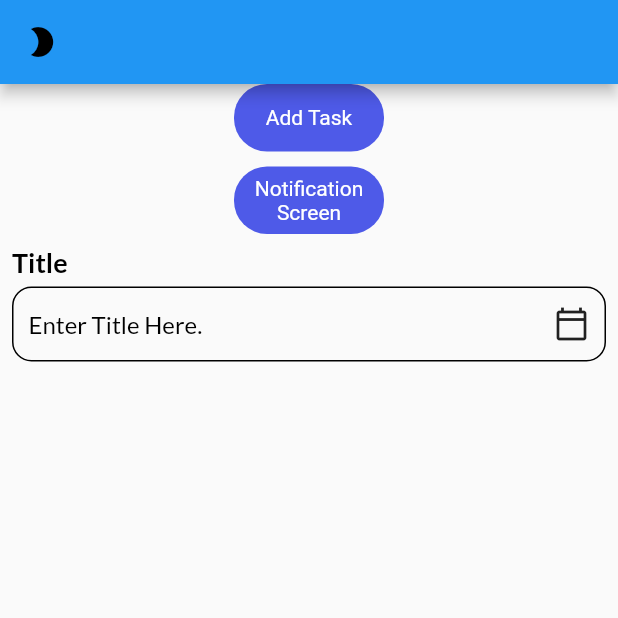
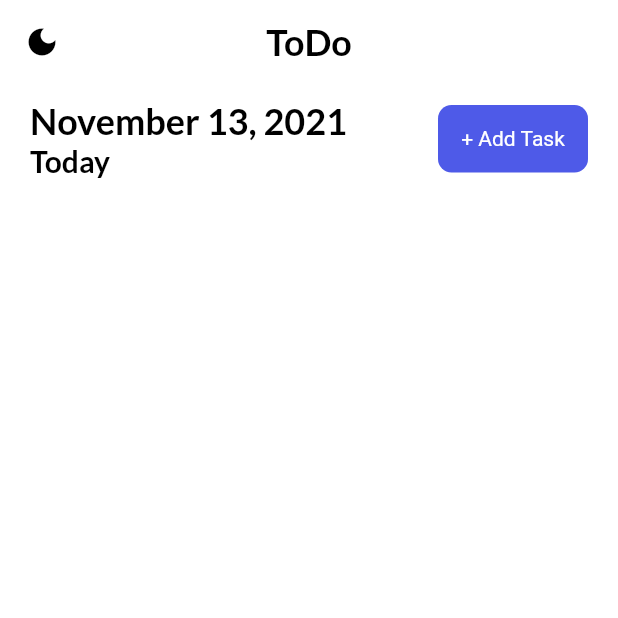
Before and after one commit to AbdArrahmanD/my_todo, a Flutter app: the screen it shows after launch, on a phone screen of 412 x 824 dp, the top half of it. Run offline on Flutter 3.47's test engine with Material 2 defaults, Android fonts, the phone set to English and light mode, and no system bars; our stand-ins replace get, get_storage, google_fonts.

Commit message:
finish taskBar design in Home Screen

```diff
--- a/lib/main.dart
+++ b/lib/main.dart
@@ -26,14 +26,15 @@ class MyApp extends StatelessWidget {
     );
   }
 
-  AppBar appBar(int n, {String? title}) => AppBar(
+  AppBar appBar(BuildContext context, int n, {String? title}) => AppBar(
+        centerTitle: true,
+        elevation: 0,
+        backgroundColor: Theme.of(context).backgroundColor,
         leading: IconButton(
           icon: n == 0
               ? Obx(
                   () => Icon(
-                    controller.theme.value == ThemeMode.dark
-                        ? Icons.wb_sunny_outlined
-                        : Icons.mode_night,
+                    Icons.dark_mode,
                     color: controller.theme.value == ThemeMode.dark
                         ? Colors.white
                         : Colors.black,
--- a/lib/views/pages/add_task_screen.dart
+++ b/lib/views/pages/add_task_screen.dart
@@ -39,7 +39,7 @@ class _AddTaskScreenState extends State<AddTaskScreen> {
   @override
   Widget build(BuildContext context) {
     return Scaffold(
-      appBar: MyApp().appBar(0, title: 'Add Task'),
+      appBar: MyApp().appBar(context, 1, title: 'Add Task'),
       body: SafeArea(
         child: Container(
           padding: const EdgeInsets.symmetric(
--- a/lib/views/pages/home_screen.dart
+++ b/lib/views/pages/home_screen.dart
@@ -1,11 +1,11 @@
 import 'package:flutter/material.dart';
 import 'package:get/get.dart';
+import 'package:intl/intl.dart';
+import 'package:my_todo/views/pages/add_task_screen.dart';
 
 import '../../main.dart';
+import '../../models/themes.dart';
 import '../widgets/button.dart';
-import '../widgets/input_field.dart';
-import 'add_task_screen.dart';
-import 'notification_screen.dart';
 
 class HomeScreen extends StatelessWidget {
   const HomeScreen({Key? key}) : super(key: key);
@@ -13,34 +13,41 @@ class HomeScreen extends StatelessWidget {
   @override
   Widget build(BuildContext context) {
     return Scaffold(
-      appBar: MyApp().appBar(0),
-      body: Center(
+      backgroundColor: Theme.of(context).backgroundColor,
+      appBar: MyApp().appBar(context, 0, title: 'ToDo'),
+      body: Container(
+        margin: const EdgeInsets.symmetric(horizontal: 20, vertical: 10),
         child: Column(
           children: [
-            MyButton(
-              label: 'Add Task',
-              onTap: () {
-                Get.to(() => const AddTaskScreen());
-              },
-            ),
-            const SizedBox(height: 10),
-            MyButton(
-              label: 'Notification Screen',
-              onTap: () {
-                Get.to(() => const NotificationScreen(
-                      payLoad:
-                          'Title |Deserunt tempor velit cupidatat nisi do anim elit proident reprehenderit. Enim id do eu eiusmod magna ut magna eiusmod quis reprehenderit pariatur et ea. Eiusmod cillum culpa qui est. Commodo veniam nulla ipsum incididunt eu consectetur. Reprehenderit esse ullamco deserunt duis Lorem non nostrud laborum sit ex adipisicing aliqua. Fugiat nulla pariatur Lorem reprehenderit est in dolore anim officia nulla ad sint nulla sit. Sit tempor est quis qui dolore eu incididunt ex.|20/10',
-                    ));
-              },
-            ),
-            const InputField(
-              title: 'Title',
-              hint: 'Enter Title Here.',
-              widget: Icon(Icons.calendar_today_outlined),
-            )
+            taskBar(),
           ],
         ),
       ),
     );
   }
+
+  Row taskBar() => Row(
+        mainAxisAlignment: MainAxisAlignment.spaceBetween,
+        children: [
+          Column(
+            crossAxisAlignment: CrossAxisAlignment.start,
+            children: [
+              Text(
+                DateFormat.yMMMMd().format(DateTime.now()),
+                style: headingStyle,
+              ),
+              Text(
+                'Today',
+                style: subHeadingStyle,
+              ),
+            ],
+          ),
+          MyButton(
+              label: '+ Add Task',
+              onTap: () async {
+                await Get.to(() => const AddTaskScreen());
+                // addTaskController.getTasks();
+              })
+        ],
+      );
 }
--- a/lib/views/widgets/button.dart
+++ b/lib/views/widgets/button.dart
@@ -20,7 +20,7 @@ class MyButton extends StatelessWidget {
         height: 45,
         width: 100,
         decoration: BoxDecoration(
-            borderRadius: BorderRadius.circular(22), color: primaryClr),
+            borderRadius: BorderRadius.circular(9), color: primaryClr),
         alignment: Alignment.center,
         child: Text(
           label,
```
